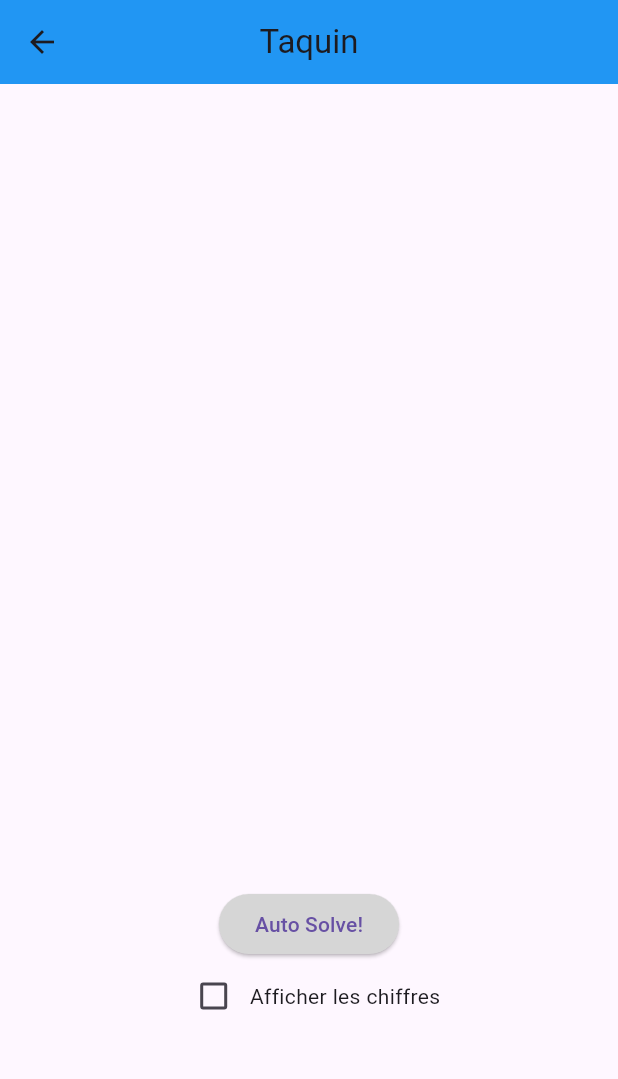
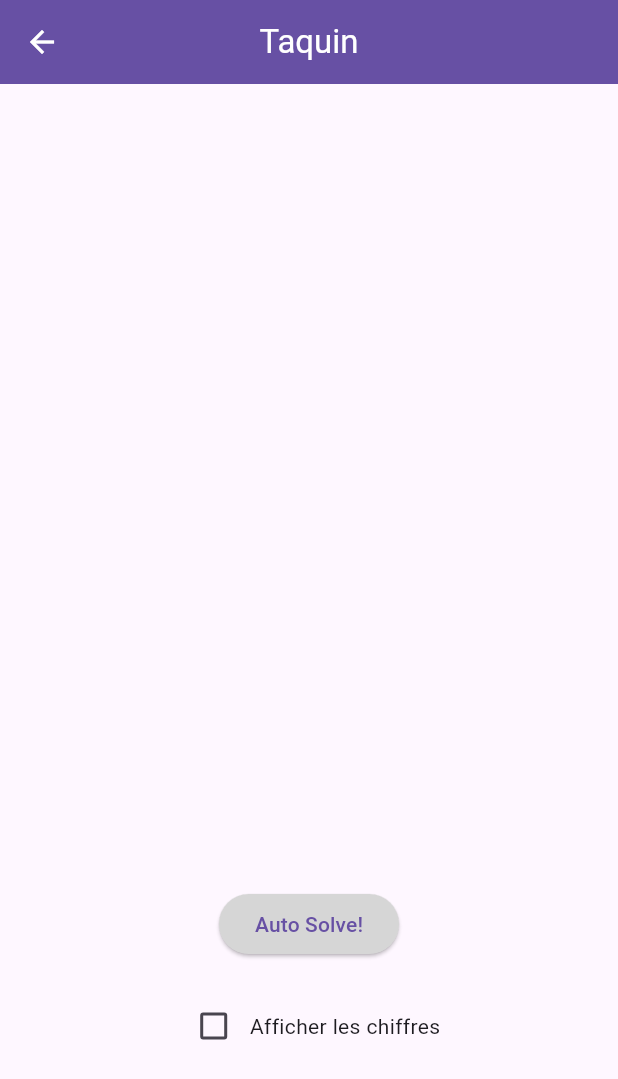
Before and after one commit to ErebosXkr/TP2_JURAN_SAAD, a Flutter app: the PageTaquin screen opened directly with empty values, on a phone screen of 412 x 824 dp. Shown: the top 1079 px of the screen. Run offline on Flutter 3.47's test engine with Material 3 defaults, Android fonts, the phone set to English and light mode, and no system bars; network calls fail.

Commit message:
Mise en page et couleurs

```diff
--- a/taquin/lib/pages/about.dart
+++ b/taquin/lib/pages/about.dart
@@ -7,8 +7,10 @@ class About extends StatelessWidget {
   Widget build(BuildContext context) {
     return Scaffold(
       appBar: AppBar(
-        title: const Text('A propos'),
-        backgroundColor: Colors.blue, // Définir la couleur de l'en-tête en bleu
+        title: const Text(
+          'A Propos',
+          style: TextStyle(color: Colors.white),),
+        backgroundColor: Theme.of(context).primaryColor, // Définir la couleur de l'en-tête en bleu
       ),
       body: const Padding(
         padding: EdgeInsets.all(16.0),
--- a/taquin/lib/pages/pageTaquin.dart
+++ b/taquin/lib/pages/pageTaquin.dart
@@ -11,9 +11,14 @@ class PageTaquin extends StatelessWidget {
   Widget build(BuildContext context) {
     return Scaffold(
       appBar: AppBar(
-        backgroundColor: Colors.blue,
-        title: const Text('Taquin'),
+        backgroundColor: Theme.of(context).primaryColor,
+        title: const Text(
+          'Taquin',
+          style: TextStyle(color: Colors.white),),
         centerTitle: true,
+        iconTheme: const IconThemeData(
+          color: Colors.white, // Mettre la flèche de retour en blanc
+        ),
       ),
       body: Center(
         child: Taquin(
--- a/taquin/lib/widgets/taquin.dart
+++ b/taquin/lib/widgets/taquin.dart
@@ -61,6 +61,7 @@ class TaquinState extends State<Taquin> {
             children: tilesWidget,
           ),
         ),
+        const SizedBox(height: 20), // Ajout d'espace entre le taquin et le bouton "Auto Solve"
         ElevatedButton(
           onPressed: solve,
           style: ElevatedButton.styleFrom(
@@ -68,6 +69,7 @@ class TaquinState extends State<Taquin> {
           ),
           child: const Text('Auto Solve!'),
         ),
+        const SizedBox(height: 20), // Ajout d'espace entre le bouton "Auto Solve" et la checkbox
         Row(
           mainAxisAlignment: MainAxisAlignment.center,
           children: [
```
Also changed, not shown: taquin/lib/pages/accueil.dart (+15 -8 lines).
